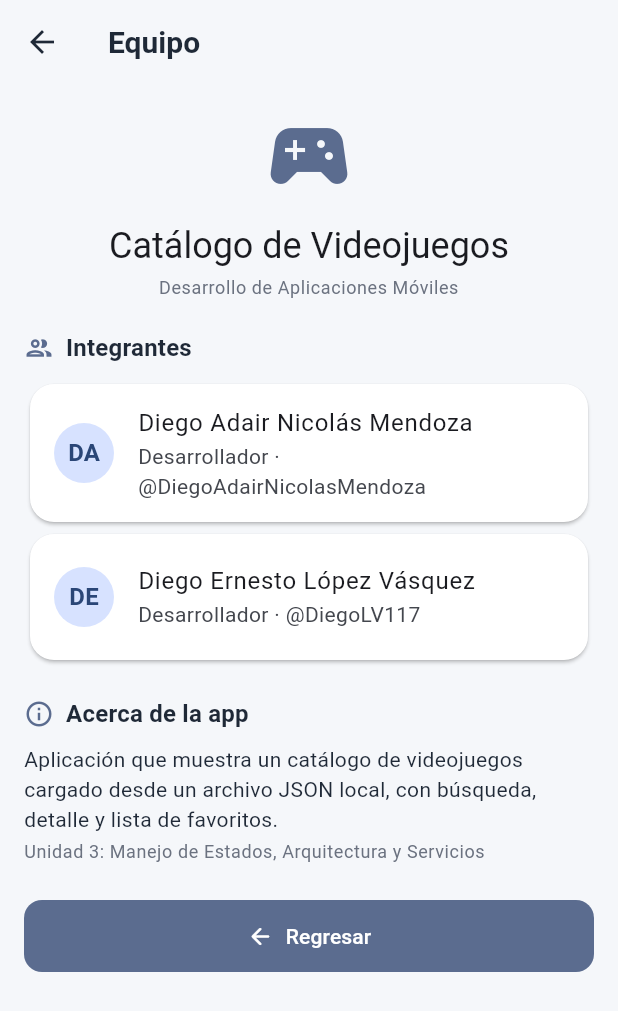
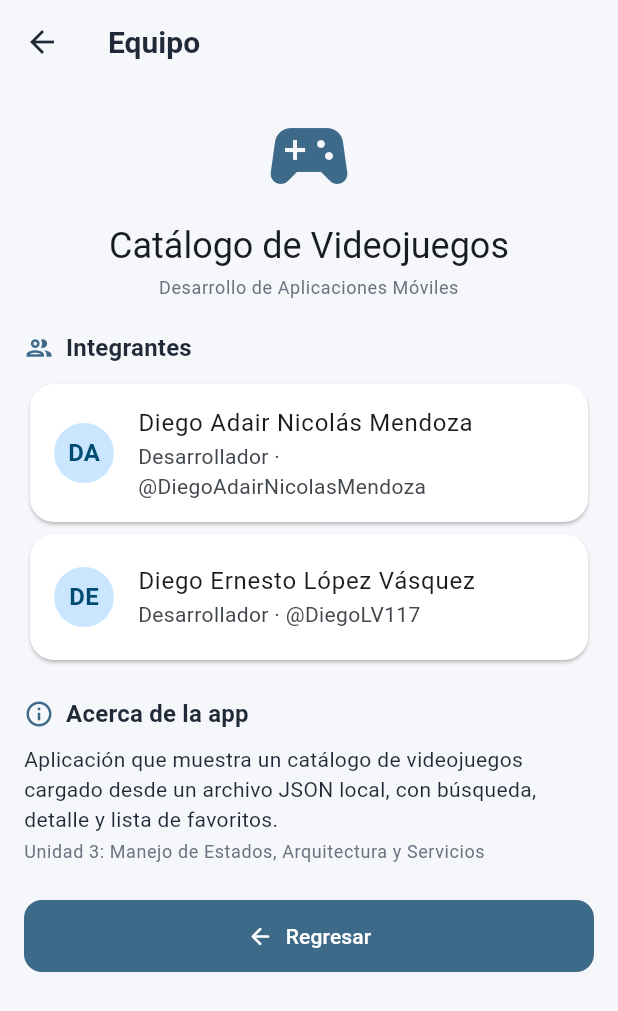
Before and after one commit to DiegoLV117/catalogo_videojuegos, a Flutter app: the EquipoScreen screen opened directly, on a phone screen of 412 x 824 dp. Shown: the top 1011 px of the screen. Run offline on Flutter 3.47's test engine with Material 3 defaults, Android fonts, the phone set to English and light mode, and no system bars; network calls fail.

Commit message:
style: ajustar color primario del tema

```diff
--- a/lib/core/theme/app_theme.dart
+++ b/lib/core/theme/app_theme.dart
@@ -1,7 +1,7 @@
 import 'package:flutter/material.dart';
 
 class AppColors {
-  static const primario = Color(0xFF5B6C8F); // azul pizarra
+  static const primario = Color(0xFF3E6A8A); // azul acero
   static const secundario = Color(0xFF8FA7C4);
   static const fondo = Color(0xFFF5F7FA);
   static const superficie = Colors.white;
```
